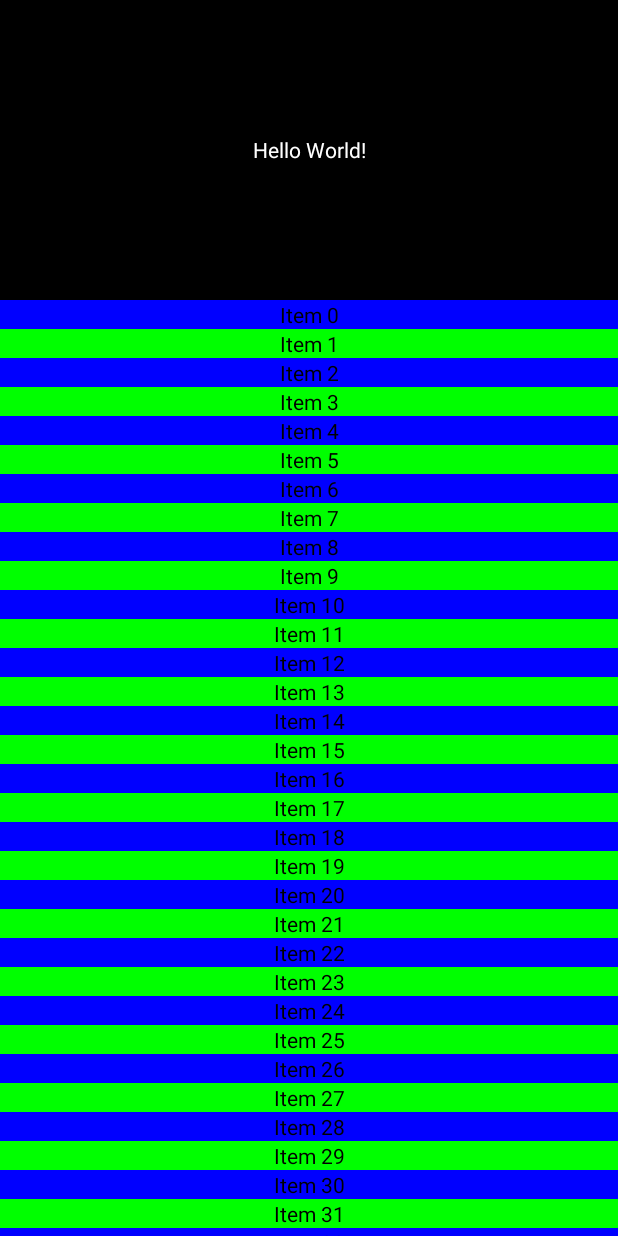
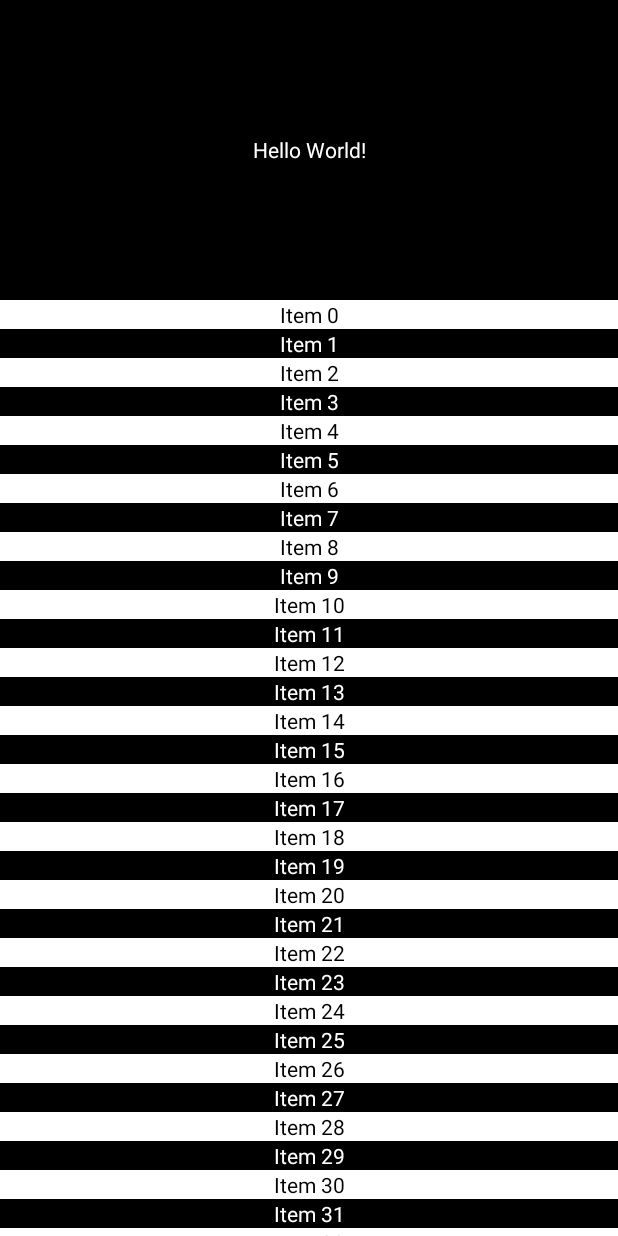
Before and after one commit to lwcla/MotionLayoutDemo, an Android app: the screen it shows after launch (MainActivity), on a phone screen of 412 x 824 dp. Run offline under Robolectric (Android 15) with nearby library versions, the phone set to English and light mode, and no system bars; 1 statement that could not run was skipped.

Commit message:
motionLayout实现CoordinatorLayout效果

```diff
--- a/app/src/main/java/com/cla/motionlayout/demo/MainActivity.kt
+++ b/app/src/main/java/com/cla/motionlayout/demo/MainActivity.kt
@@ -44,7 +44,6 @@ class MainActivity : AppCompatActivity() {
             val tv = TextView(context).also {
                 it.layoutParams = ViewGroup.LayoutParams(ViewGroup.LayoutParams.MATCH_PARENT, ViewGroup.LayoutParams.WRAP_CONTENT)
                 it.setTextSize(TypedValue.COMPLEX_UNIT_SP, 14f)
-                it.setTextColor(Color.BLACK)
                 it.gravity = Gravity.CENTER
                 context.apply {
                     it.setPadding(0, 14.dp, 0, 14.dp)
@@ -64,7 +63,8 @@ class MainActivity : AppCompatActivity() {
 
             fun bind(text: String, position: Int) {
                 tv.text = text
-                tv.setBackgroundColor(if (position % 2 == 0) Color.BLUE else Color.GREEN)
+                tv.setBackgroundColor(if (position % 2 == 0) Color.WHITE else Color.BLACK)
+                tv.setTextColor(if (position % 2 == 0) Color.BLACK else Color.WHITE)
             }
         }
     }
--- a/app/src/main/res/layout/activity_main.xml
+++ b/app/src/main/res/layout/activity_main.xml
@@ -24,7 +24,6 @@
         android:id="@+id/rvData"
         android:layout_width="0dp"
         android:layout_height="0dp"
-        android:background="@color/white"
         app:layout_behavior="@string/appbar_scrolling_view_behavior"
         app:layout_constraintBottom_toBottomOf="parent"
         app:layout_constraintEnd_toEndOf="parent"
--- a/app/src/main/res/xml/activity_main_scene.xml
+++ b/app/src/main/res/xml/activity_main_scene.xml
@@ -4,55 +4,26 @@
     xmlns:motion="http://schemas.android.com/apk/res-auto">
 
     <ConstraintSet android:id="@+id/start">
-
         <Constraint android:id="@id/tvHello">
             <Layout
                 android:layout_width="0dp"
                 android:layout_height="200dp"
-                android:background="@color/black"
-                android:gravity="center"
-                android:text="Hello World!"
-                android:textColor="@color/white"
                 app:layout_constraintEnd_toEndOf="parent"
                 app:layout_constraintStart_toStartOf="parent"
                 app:layout_constraintTop_toTopOf="parent" />
         </Constraint>
-
-        <Constraint android:id="@id/rvData">
-            <Layout
-                android:layout_width="0dp"
-                android:layout_height="0dp"
-                app:layout_constraintBottom_toBottomOf="parent"
-                app:layout_constraintEnd_toEndOf="parent"
-                app:layout_constraintStart_toStartOf="parent"
-                app:layout_constraintTop_toBottomOf="@id/tvHello" />
-        </Constraint>
     </ConstraintSet>
 
     <ConstraintSet android:id="@+id/end">
-
         <Constraint
             android:id="@id/tvHello"
             motion:motionProgress="1">
             <Layout
                 android:layout_width="0dp"
                 android:layout_height="40dp"
-                android:background="@color/black"
-                android:gravity="center"
-                android:text="Hello World!"
-                android:textColor="@color/white"
                 app:layout_constraintEnd_toEndOf="parent"
                 app:layout_constraintStart_toStartOf="parent"
                 app:layout_constraintTop_toTopOf="parent" />
-        </Constraint>
-        <Constraint android:id="@id/rvData">
-            <Layout
-                android:layout_width="0dp"
-                android:layout_height="0dp"
-                app:layout_constraintBottom_toBottomOf="parent"
-                app:layout_constraintEnd_toEndOf="parent"
-                app:layout_constraintStart_toStartOf="parent"
-                app:layout_constraintTop_toBottomOf="@id/tvHello" />
         </Constraint>
     </ConstraintSet>
 
```
